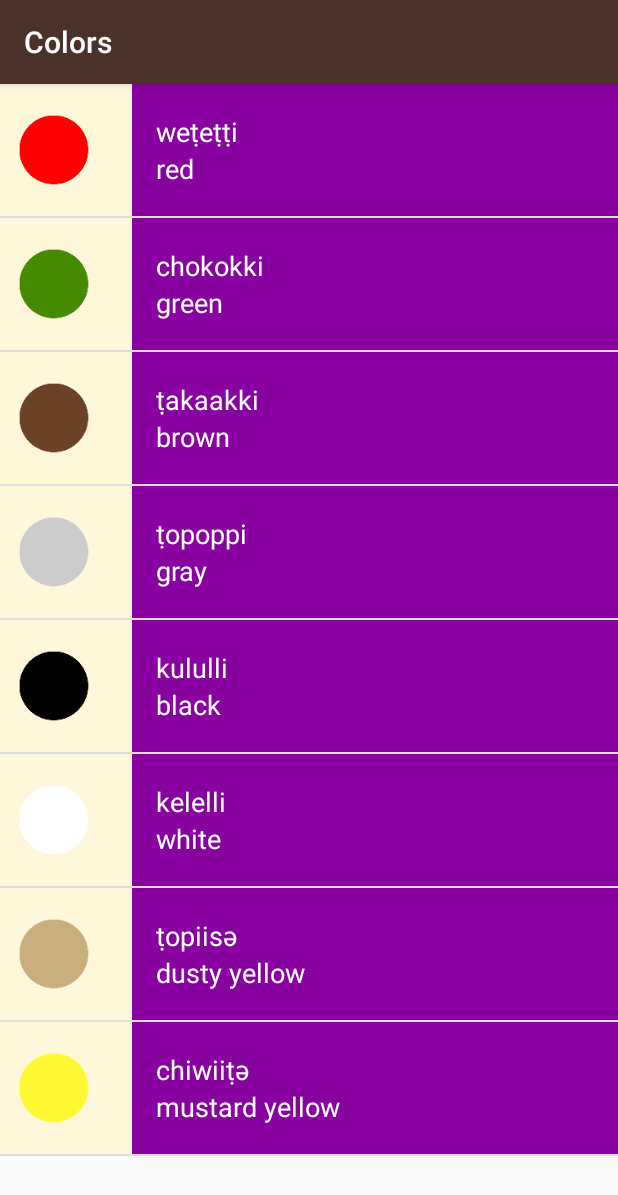
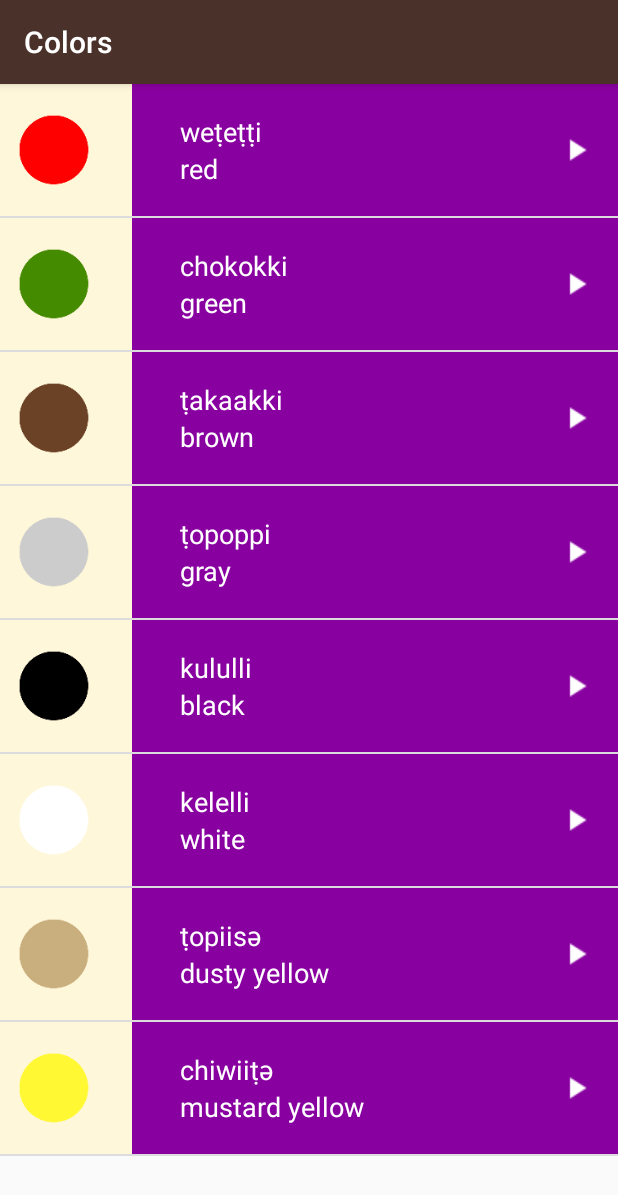
Before and after one commit to Raiyan-sharif/Miwok, an Android app: the ColorsActivity screen opened directly, with no data from a screen before it, on a phone screen of 412 x 824 dp. Shown: the top 1195 px of the screen. Run offline under Robolectric (Android 15) with nearby library versions, the light colour scheme and no system bars.

Commit message:
xml design modified in list item

```diff
--- a/app/src/main/res/layout/list_item.xml
+++ b/app/src/main/res/layout/list_item.xml
@@ -1,5 +1,5 @@
 <?xml version="1.0" encoding="utf-8"?>
-<LinearLayout xmlns:android="http://schemas.android.com/apk/res/android"
+<RelativeLayout xmlns:android="http://schemas.android.com/apk/res/android"
     xmlns:tools="http://schemas.android.com/tools"
     android:orientation="horizontal"
     android:layout_width="match_parent"
@@ -11,12 +11,16 @@
         android:id="@+id/image_icon_word"
         android:layout_width="@dimen/list_item_height"
         android:layout_height="@dimen/list_item_height"
+        android:layout_alignParentLeft="true"
         android:src="@mipmap/ic_launcher"
         android:paddingRight="16dp"/>
     <LinearLayout
         android:id="@+id/text_container"
         android:layout_width="match_parent"
         android:orientation="vertical"
+        android:layout_alignParentTop="true"
+        android:layout_toRightOf="@id/image_icon_word"
+        android:paddingLeft="16dp"
         android:layout_height="88dp">
 
         <TextView
@@ -41,5 +45,13 @@
             android:textAppearance="?android:textAppearanceMedium"
             android:textColor="@android:color/white"/>
     </LinearLayout>
+    <ImageView
+        android:id="@+id/play_btn"
+        android:layout_width="24dp"
+        android:layout_height="24dp"
+        android:layout_alignParentRight="true"
+        android:layout_centerVertical="true"
+        android:layout_margin="16dp"
+        android:src="@drawable/baseline_play_arrow_white_24dp"/>
 
-</LinearLayout>
+</RelativeLayout>
```
Also changed, not shown: app/src/main/res/drawable-hdpi/baseline_play_arrow_white_24dp.png (added), app/src/main/res/drawable-mdpi/baseline_play_arrow_white_24dp.png (added), app/src/main/res/drawable-xhdpi/baseline_play_arrow_white_24dp.png (added), app/src/main/res/drawable-xxhdpi/baseline_play_arrow_white_24dp.png (added), app/src/main/res/drawable-xxxhdpi/baseline_play_arrow_white_24dp.png (added).
